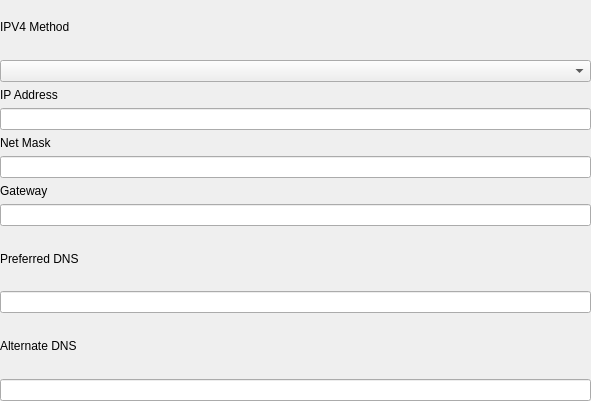
Old version of the form plugins/network/src/plugin/setting-widget/ipv4-widget.ui in the repository openeuler-mirror/kiran-control-panel.
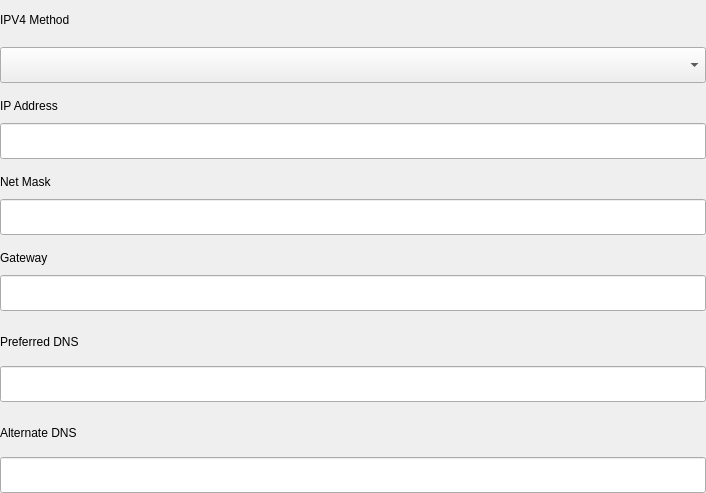
New version of the form. Custom widgets are drawn as their Qt base class.

Patch:
```diff
--- a/plugins/network/src/plugin/setting-widget/ipv4-widget.ui
+++ b/plugins/network/src/plugin/setting-widget/ipv4-widget.ui
@@ -6,19 +6,22 @@
    <rect>
     <x>0</x>
     <y>0</y>
-    <width>591</width>
-    <height>401</height>
+    <width>706</width>
+    <height>493</height>
    </rect>
   </property>
   <property name="windowTitle">
    <string>Ipv4Widget</string>
   </property>
-  <layout class="QVBoxLayout" name="verticalScrollAreaWidgetContentsLayout">
+  <layout class="QVBoxLayout" name="verticalLayout_7">
+   <property name="spacing">
+    <number>16</number>
+   </property>
    <property name="leftMargin">
     <number>0</number>
    </property>
    <property name="topMargin">
-    <number>0</number>
+    <number>8</number>
    </property>
    <property name="rightMargin">
     <number>0</number>
@@ -26,6 +29,8 @@
    <property name="bottomMargin">
     <number>0</number>
    </property>
+   <item>
+    <layout class="QVBoxLayout" name="verticalLayout">
    <item>
     <widget class="QLabel" name="label_18">
      <property name="text">
@@ -34,13 +39,28 @@
     </widget>
    </item>
    <item>
-    <widget class="OptionsComboBox" name="ipv4Method"/>
+      <widget class="OptionsComboBox" name="ipv4Method">
+       <property name="minimumSize">
+        <size>
+         <width>0</width>
+         <height>36</height>
+        </size>
+       </property>
+       <property name="maximumSize">
+        <size>
+         <width>16777215</width>
+         <height>36</height>
+        </size>
+       </property>
+      </widget>
+     </item>
+    </layout>
    </item>
    <item>
     <widget class="QWidget" name="ipv4Manual" native="true">
      <layout class="QVBoxLayout" name="m_verticalDeviceWidgetLayout">
       <property name="spacing">
-       <number>6</number>
+       <number>16</number>
       </property>
       <property name="leftMargin">
        <number>0</number>
@@ -53,6 +73,11 @@
       </property>
       <property name="bottomMargin">
        <number>0</number>
+      </property>
+      <item>
+       <layout class="QVBoxLayout" name="verticalLayout_2">
+        <property name="spacing">
+         <number>10</number>
       </property>
       <item>
        <widget class="QLabel" name="label">
@@ -62,8 +87,28 @@
        </widget>
       </item>
       <item>
-       <widget class="QLineEdit" name="ipv4Address"/>
-      </item>
+         <widget class="QLineEdit" name="ipv4Address">
+          <property name="minimumSize">
+           <size>
+            <width>0</width>
+            <height>36</height>
+           </size>
+          </property>
+          <property name="maximumSize">
+           <size>
+            <width>16777215</width>
+            <height>36</height>
+           </size>
+          </property>
+         </widget>
+        </item>
+       </layout>
+      </item>
+      <item>
+       <layout class="QVBoxLayout" name="verticalLayout_3">
+        <property name="spacing">
+         <number>10</number>
+        </property>
       <item>
        <widget class="QLabel" name="label_2">
         <property name="text">
@@ -72,8 +117,28 @@
        </widget>
       </item>
       <item>
-       <widget class="QLineEdit" name="ipv4Netmask"/>
-      </item>
+         <widget class="QLineEdit" name="ipv4Netmask">
+          <property name="minimumSize">
+           <size>
+            <width>0</width>
+            <height>36</height>
+           </size>
+          </property>
+          <property name="maximumSize">
+           <size>
+            <width>16777215</width>
+            <height>36</height>
+           </size>
+          </property>
+         </widget>
+        </item>
+       </layout>
+      </item>
+      <item>
+       <layout class="QVBoxLayout" name="verticalLayout_4">
+        <property name="spacing">
+         <number>10</number>
+        </property>
       <item>
        <widget class="QLabel" name="label_3">
         <property name="text">
@@ -82,11 +147,31 @@
        </widget>
       </item>
       <item>
-       <widget class="QLineEdit" name="ipv4Gateway"/>
-      </item>
-     </layout>
+         <widget class="QLineEdit" name="ipv4Gateway">
+          <property name="minimumSize">
+           <size>
+            <width>0</width>
+            <height>36</height>
+           </size>
+          </property>
+          <property name="maximumSize">
+           <size>
+            <width>16777215</width>
+            <height>36</height>
+           </size>
+          </property>
+         </widget>
+        </item>
+       </layout>
+      </item>
+     </layout>
     </widget>
    </item>
+   <item>
+    <layout class="QVBoxLayout" name="verticalLayout_5">
+     <property name="spacing">
+      <number>10</number>
+     </property>
    <item>
     <widget class="QLabel" name="label_16">
      <property name="text">
@@ -95,8 +180,28 @@
     </widget>
    </item>
    <item>
-    <widget class="QLineEdit" name="ipv4PreferredDNS"/>
-   </item>
+      <widget class="QLineEdit" name="ipv4PreferredDNS">
+       <property name="minimumSize">
+        <size>
+         <width>0</width>
+         <height>36</height>
+        </size>
+       </property>
+       <property name="maximumSize">
+        <size>
+         <width>16777215</width>
+         <height>36</height>
+        </size>
+       </property>
+      </widget>
+     </item>
+    </layout>
+   </item>
+   <item>
+    <layout class="QVBoxLayout" name="verticalLayout_6">
+     <property name="spacing">
+      <number>10</number>
+     </property>
    <item>
     <widget class="QLabel" name="label_14">
      <property name="text">
@@ -105,7 +210,22 @@
     </widget>
    </item>
    <item>
-    <widget class="QLineEdit" name="ipv4AlternateDNS"/>
+      <widget class="QLineEdit" name="ipv4AlternateDNS">
+       <property name="minimumSize">
+        <size>
+         <width>0</width>
+         <height>36</height>
+        </size>
+       </property>
+       <property name="maximumSize">
+        <size>
+         <width>16777215</width>
+         <height>36</height>
+        </size>
+       </property>
+      </widget>
+     </item>
+    </layout>
    </item>
   </layout>
  </widget>
```
Left out of the diff: 2 changed lines with no effect on the pictures. Lines whose indentation alone changed are shown as unchanged.
